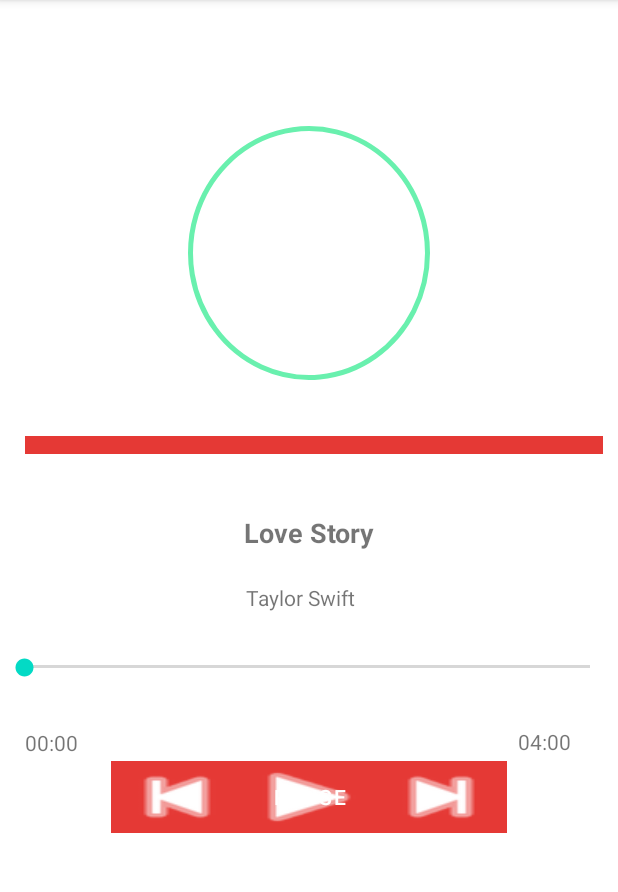
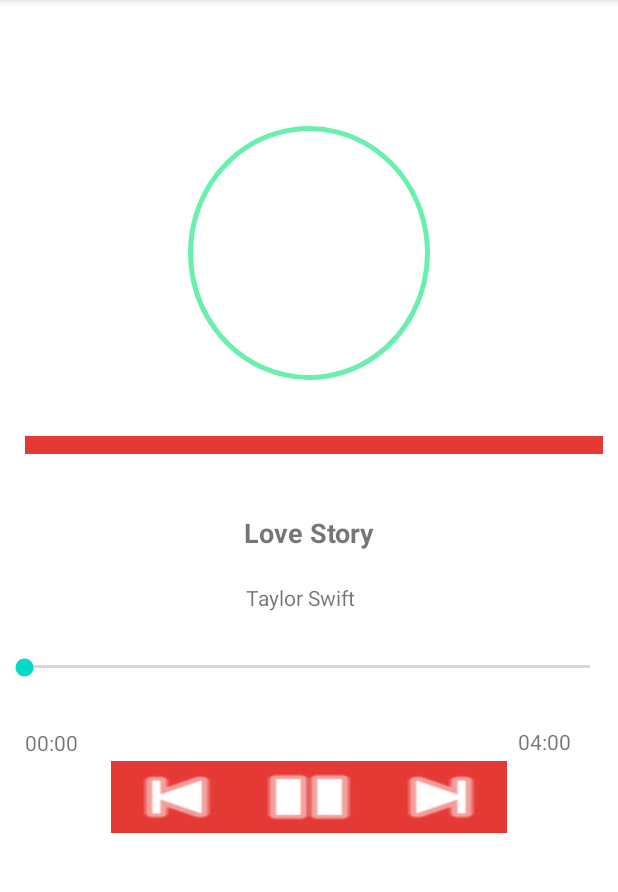
Before and after one commit to sucilailar/MediaPlayer2, an Android app: the screen it shows after launch (MainActivity), after a tap on an icon or button, on a phone screen of 412 x 824 dp, the part 84-976 px from its top. Run offline under Robolectric (Android 15) with nearby library versions, the light colour scheme and no system bars.

Commit message:
testing done

```diff
--- a/app/src/main/java/com/example/mediaplayer2/MainActivity.java
+++ b/app/src/main/java/com/example/mediaplayer2/MainActivity.java
@@ -28,7 +28,7 @@
 
         setUpUI();
 
-
+        playButton.setBackgroundResource(android.R.drawable.ic_media_play);
     }
 
     public void setUpUI(){
@@ -72,16 +72,16 @@
     public void pauseMusic(){
         if (mediaPlayer != null){ //jika media player tidak dalam keadaan null/ media player sedang play music
             mediaPlayer.pause();   //maka media nya di pause
-           // playButton.setBackgroundResource(android.R.drawable.ic_media_play);
-            playButton.setText("Play"); //untuk mengganti text pada tombol play menjadi "pause"
+            playButton.setBackgroundResource(android.R.drawable.ic_media_play);
+           // playButton.setText("Play"); //untuk mengganti text pada tombol play menjadi "pause"
         }
     }
 
     public void playMusic(){
         if (mediaPlayer != null){
             mediaPlayer.start();
-            //playButton.setBackgroundResource(android.R.drawable.ic_media_pause);
-            playButton.setText("Pause"); //untuk mengganti text pada tombol pause menjadi "play"
+            playButton.setBackgroundResource(android.R.drawable.ic_media_pause);
+           // playButton.setText("Pause"); //untuk mengganti text pada tombol pause menjadi "play"
         }
     }
 
```
